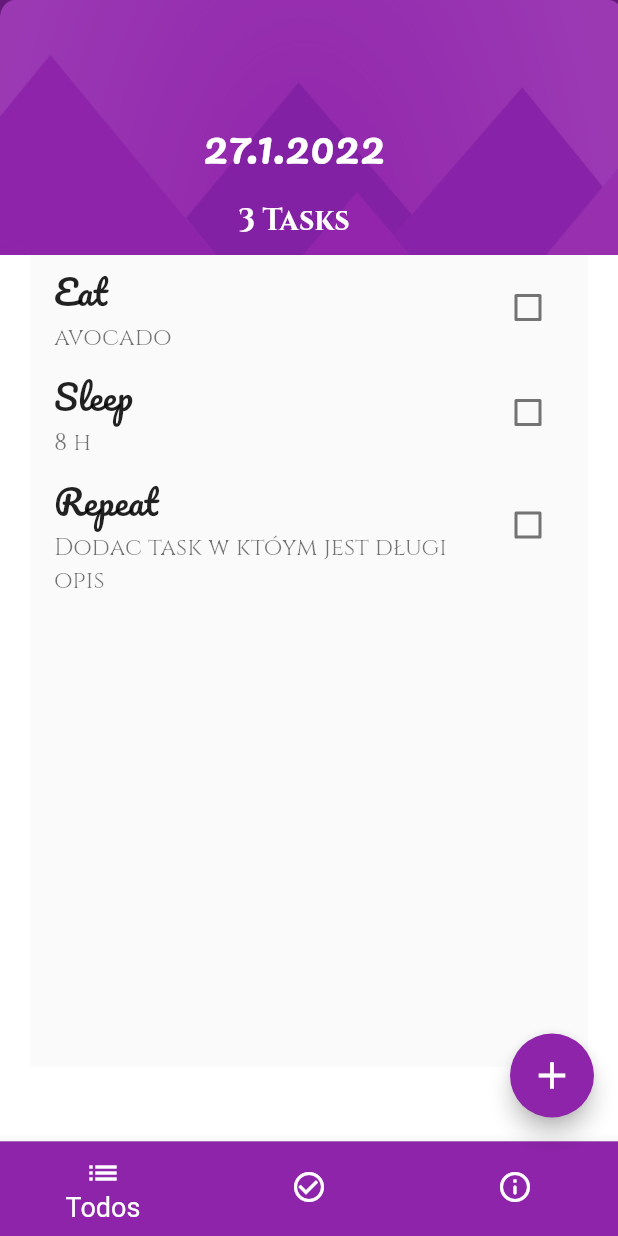
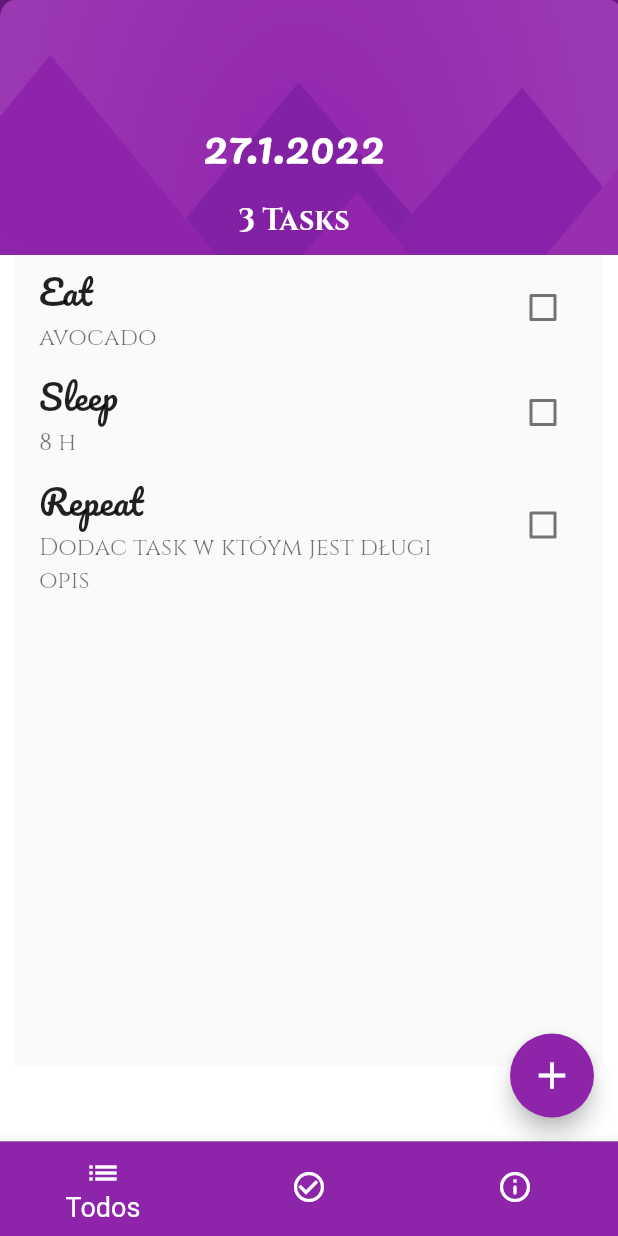
Before and after one commit to WeronikaWItt/todoey, a Flutter app: the screen it shows after launch, on a phone screen of 412 x 824 dp. Run offline on Flutter 3.47's test engine with Material 2 defaults, Android fonts, the phone set to English and light mode, and no system bars; drawn by our look-alikes of flutter_slidable; our stand-ins replace shared_preferences.

Commit message:
padding changed

```diff
--- a/lib/screens/task_screen.dart
+++ b/lib/screens/task_screen.dart
@@ -93,7 +93,7 @@ class _TaskScreenState extends State<TaskScreen> {
             ),
             Expanded(
               child: Container(
-                padding: EdgeInsets.only(left: 20, right: 20, bottom: 50, top: 0),
+                padding: EdgeInsets.only(left: 10, right: 10, bottom: 50, top: 0),
                 decoration: BoxDecoration(
                   color: Colors.white,
                 ),
```
